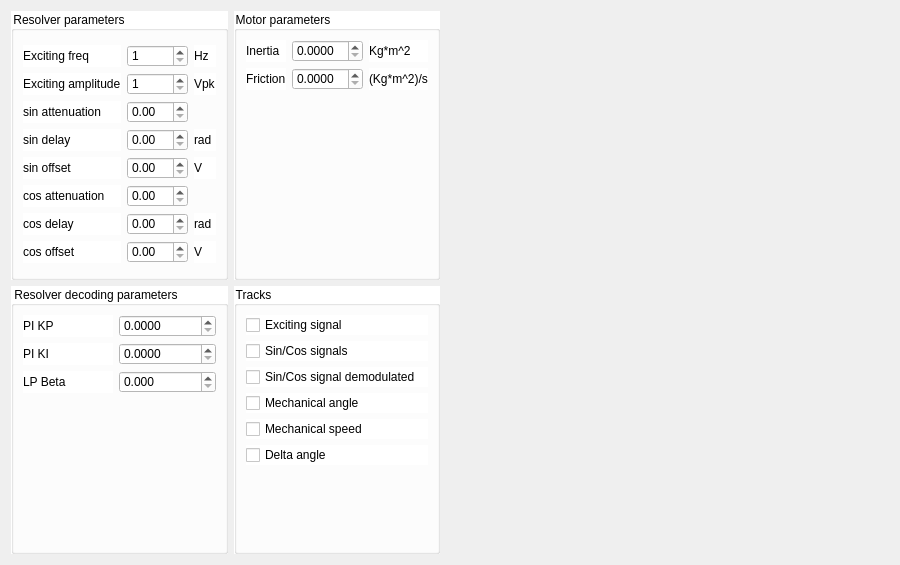
First picture: the form in simulationTemplates/simulationView8.ui, repository koalakoker/gSim, before the edit.
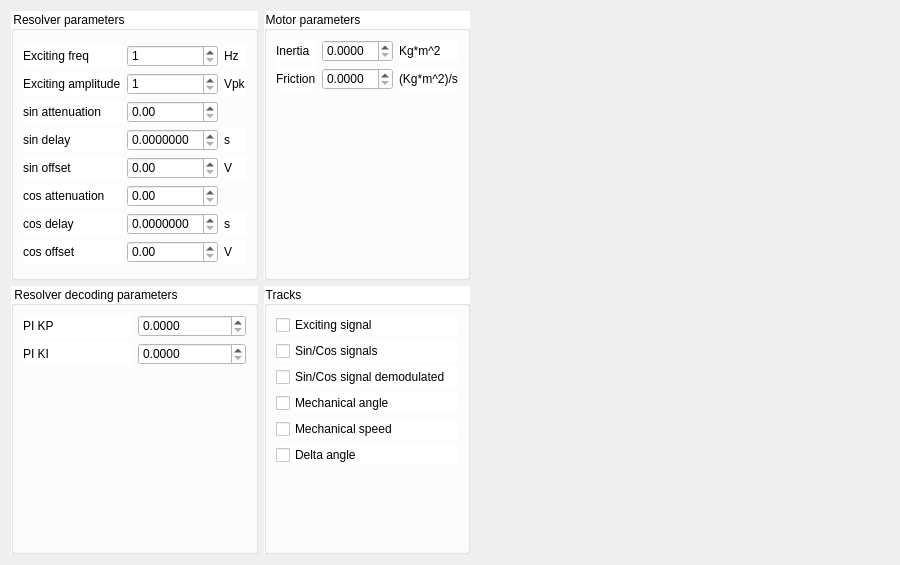
Second picture: the form after the edit.

Commit message: Resolver simulation - Added delay to sin cos signals

Patch:
```diff
--- a/simulationTemplates/simulationView8.ui
+++ b/simulationTemplates/simulationView8.ui
@@ -132,20 +132,6 @@
             </property>
            </widget>
           </item>
-          <item row="2" column="0">
-           <widget class="QLabel" name="label_20">
-            <property name="text">
-             <string>LP Beta</string>
-            </property>
-           </widget>
-          </item>
-          <item row="2" column="1">
-           <widget class="QDoubleSpinBox" name="LP_Beta">
-            <property name="decimals">
-             <number>3</number>
-            </property>
-           </widget>
-          </item>
          </layout>
         </item>
         <item row="1" column="0">
@@ -265,7 +251,11 @@
            <widget class="QDoubleSpinBox" name="sinAttenuation"/>
           </item>
           <item row="3" column="1">
-           <widget class="QDoubleSpinBox" name="sinDelay"/>
+           <widget class="QDoubleSpinBox" name="sinDelay">
+            <property name="decimals">
+             <number>7</number>
+            </property>
+           </widget>
           </item>
           <item row="1" column="1">
            <widget class="QSpinBox" name="excAmp">
@@ -294,7 +284,7 @@
           <item row="3" column="2">
            <widget class="QLabel" name="label_12">
             <property name="text">
-             <string>rad</string>
+             <string>s</string>
             </property>
            </widget>
           </item>
@@ -321,7 +311,7 @@
           <item row="6" column="2">
            <widget class="QLabel" name="label_14">
             <property name="text">
-             <string>rad</string>
+             <string>s</string>
             </property>
            </widget>
           </item>
@@ -388,7 +378,11 @@
            </widget>
           </item>
           <item row="6" column="1">
-           <widget class="QDoubleSpinBox" name="cosDelay"/>
+           <widget class="QDoubleSpinBox" name="cosDelay">
+            <property name="decimals">
+             <number>7</number>
+            </property>
+           </widget>
           </item>
           <item row="5" column="0">
            <widget class="QLabel" name="label_16">
```
Left out of the diff: 24 changed lines with no effect on the pictures. The commit also changes 6 other files.
